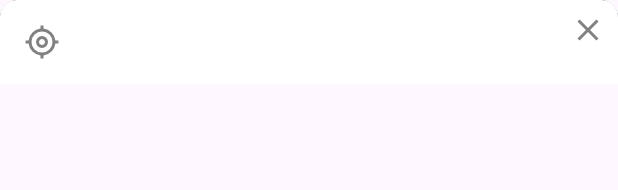
After one commit to arjunmehtaa/SingleStep, an Android app: the layout fragment_autocomplete_source.xml on its own in the app's theme, with its tools: preview values and no code run, on a phone screen of 412 x 824 dp. The commit adds this screen. Shown: the top 190 px of the screen. Run offline under Robolectric (Android 15) with nearby library versions, the phone set to English and light mode, and no system bars.

Commit message:
Clean up autocomplete fragment code

```diff
--- a/app/src/main/java/com/example/singlestep/ui/common/BudgetAdapter.kt
+++ b/app/src/main/java/com/example/singlestep/ui/common/adapters/BudgetAdapter.kt
@@ -1,4 +1,4 @@
-package com.example.singlestep.ui.common
+package com.example.singlestep.ui.common.adapters
 
 import android.view.LayoutInflater
 import android.view.ViewGroup
--- a/app/src/main/java/com/example/singlestep/ui/common/DestinationAdapter.kt
+++ b/app/src/main/java/com/example/singlestep/ui/common/adapters/DestinationAdapter.kt
@@ -1,4 +1,4 @@
-package com.example.singlestep.ui.common
+package com.example.singlestep.ui.common.adapters
 
 import android.view.LayoutInflater
 import android.view.ViewGroup
--- a/app/src/main/java/com/example/singlestep/ui/search/SearchViewModel.kt
+++ b/app/src/main/java/com/example/singlestep/ui/search/SearchViewModel.kt
@@ -26,6 +26,7 @@ class SearchViewModel : ViewModel() {
     init {
         coroutineExceptionHandler = CoroutineExceptionHandler { _, exception ->
             _destinationList.value = Result.Failure(exception)
+            _budgetList.value = Result.Failure(exception)
         }
         getDestinationList()
         getBudgetList()
--- /dev/null
+++ b/app/src/main/res/drawable/icon_clear.xml
@@ -0,0 +1,10 @@
+<vector xmlns:android="http://schemas.android.com/apk/res/android"
+    android:width="24dp"
+    android:height="24dp"
+    android:tint="@color/grey"
+    android:viewportWidth="960"
+    android:viewportHeight="960">
+    <path
+        android:fillColor="@android:color/white"
+        android:pathData="M256,760L200,704L424,480L200,256L256,200L480,424L704,200L760,256L536,480L760,704L704,760L480,536L256,760Z" />
+</vector>
--- /dev/null
+++ b/app/src/main/res/layout/fragment_autocomplete_source.xml
@@ -0,0 +1,41 @@
+<?xml version="1.0" encoding="utf-8"?>
+<LinearLayout xmlns:android="http://schemas.android.com/apk/res/android"
+    android:layout_width="match_parent"
+    android:layout_height="wrap_content"
+    android:background="@drawable/background_border_rounded_top"
+    android:focusable="true"
+    android:focusableInTouchMode="true"
+    android:layoutDirection="locale"
+    android:orientation="horizontal"
+    android:textDirection="locale">
+
+    <ImageButton
+        android:id="@id/places_autocomplete_search_button"
+        android:layout_width="wrap_content"
+        android:layout_height="wrap_content"
+        android:visibility="gone" />
+
+    <EditText
+        android:id="@+id/places_autocomplete_search_input"
+        android:layout_width="0dp"
+        android:layout_height="wrap_content"
+        android:layout_weight="1"
+        android:background="@null"
+        android:drawableStart="@drawable/icon_start_location"
+        android:drawablePadding="8dp"
+        android:focusableInTouchMode="false"
+        android:inputType="textNoSuggestions"
+        android:padding="16dp"
+        android:textColorHint="@color/faded_grey"
+        android:textSize="16sp" />
+
+    <ImageButton
+        android:id="@id/places_autocomplete_clear_button"
+        android:layout_width="wrap_content"
+        android:layout_height="wrap_content"
+        android:layout_weight="0"
+        android:background="@null"
+        android:padding="@dimen/places_autocomplete_button_padding"
+        android:src="@drawable/icon_clear" />
+
+</LinearLayout>
--- a/app/src/main/res/layout/fragment_search.xml
+++ b/app/src/main/res/layout/fragment_search.xml
@@ -20,7 +20,7 @@
 
         <fragment
             android:id="@+id/source_fragment"
-            android:name="com.google.android.libraries.places.widget.AutocompleteSupportFragment"
+            android:name="com.example.singlestep.ui.common.autocomplete.SourceAutocompleteFragment"
             android:layout_width="match_parent"
             android:layout_height="wrap_content"
             android:layout_below="@id/title_text_view"
@@ -29,7 +29,7 @@
 
         <fragment
             android:id="@+id/destination_fragment"
-            android:name="com.google.android.libraries.places.widget.AutocompleteSupportFragment"
+            android:name="com.example.singlestep.ui.common.autocomplete.DestinationAutocompleteFragment"
             android:layout_width="match_parent"
             android:layout_height="wrap_content"
             android:layout_below="@id/source_fragment"
```
Also changed, not shown: app/src/main/java/com/example/singlestep/ui/common/autocomplete/DestinationAutocompleteFragment.kt (added, +18 -0 lines), app/src/main/java/com/example/singlestep/ui/common/autocomplete/SourceAutocompleteFragment.kt (added, +18 -0 lines), app/src/main/java/com/example/singlestep/ui/search/SearchFragment.kt (+10 -38 lines), app/src/main/java/com/example/singlestep/utils/CommonUtils.kt (added, +11 -0 lines), app/src/main/java/com/example/singlestep/utils/ViewUtils.kt (+3 -32 lines), app/src/main/res/layout/fragment_autocomplete_destination.xml (added, +41 -0 lines).
